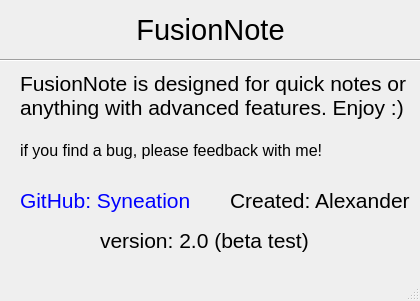
Above: infowindow.ui from Syneation/FlexuraNote-code before the change. Below: the same form after it.
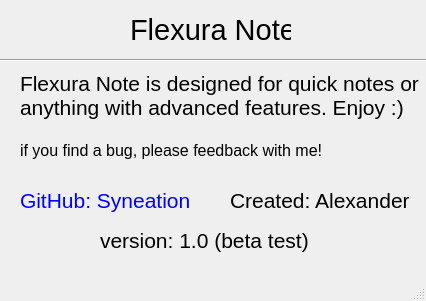
That is the form after the change. Icons and pictures are not drawn.

```diff
--- a/infowindow.ui
+++ b/infowindow.ui
@@ -12,7 +12,7 @@
    <rect>
     <x>0</x>
     <y>0</y>
-    <width>420</width>
+    <width>426</width>
     <height>301</height>
    </rect>
   </property>
@@ -57,7 +57,7 @@
      <cursorShape>ArrowCursor</cursorShape>
     </property>
     <property name="text">
-     <string>&lt;html&gt;&lt;head/&gt;&lt;body&gt;&lt;p align=&quot;center&quot;&gt;&lt;a style=&quot;text-decoration: none&quot; href=&quot;https://github.com/Syneation/notepad-plus&quot;&gt;&lt;span style=&quot; color:black;&quot;&gt;FusionNote&lt;/span&gt;&lt;/a&gt;&lt;/p&gt;&lt;/body&gt;&lt;/html&gt;</string>
+     <string>&lt;html&gt;&lt;head/&gt;&lt;body&gt;&lt;p align=&quot;center&quot;&gt;&lt;a style=&quot;text-decoration: none&quot; href=&quot;https://github.com/Syneation/notepad-plus&quot;&gt;&lt;span style=&quot; color:black;&quot;&gt;Flexura Note&lt;/span&gt;&lt;/a&gt;&lt;/p&gt;&lt;/body&gt;&lt;/html&gt;</string>
     </property>
    </widget>
    <widget class="QLabel" name="label_2">
@@ -75,7 +75,7 @@
      </font>
     </property>
     <property name="text">
-     <string>version: 2.0 (beta test)</string>
+     <string>version: 1.0 (beta test)</string>
     </property>
    </widget>
    <widget class="QLabel" name="label_3">
@@ -132,7 +132,7 @@
      </font>
     </property>
     <property name="text">
-     <string>FusionNote is designed for quick notes or anything with advanced features. Enjoy :)</string>
+     <string>Flexura Note is designed for quick notes or anything with advanced features. Enjoy :)</string>
     </property>
     <property name="textFormat">
      <enum>Qt::AutoText</enum>
```
Left out of the diff: 2 changed lines with no effect on the pictures.
